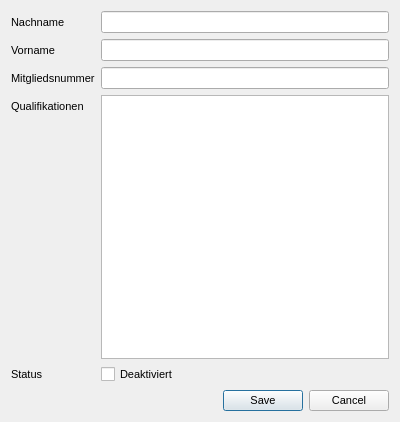
Old version of the form src/personneleditordialog.ui in the repository flooklab/Wachdienst-Manager.
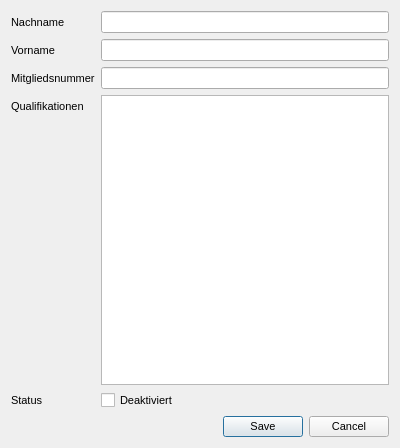
New version of the form.

The edit to the form file:
```diff
--- a/src/personneleditordialog.ui
+++ b/src/personneleditordialog.ui
@@ -7,7 +7,7 @@
     <x>0</x>
     <y>0</y>
     <width>400</width>
-    <height>422</height>
+    <height>448</height>
    </rect>
   </property>
   <property name="sizePolicy">
@@ -25,7 +25,7 @@
   <property name="maximumSize">
    <size>
     <width>400</width>
-    <height>422</height>
+    <height>448</height>
    </size>
   </property>
   <property name="windowTitle">
```
